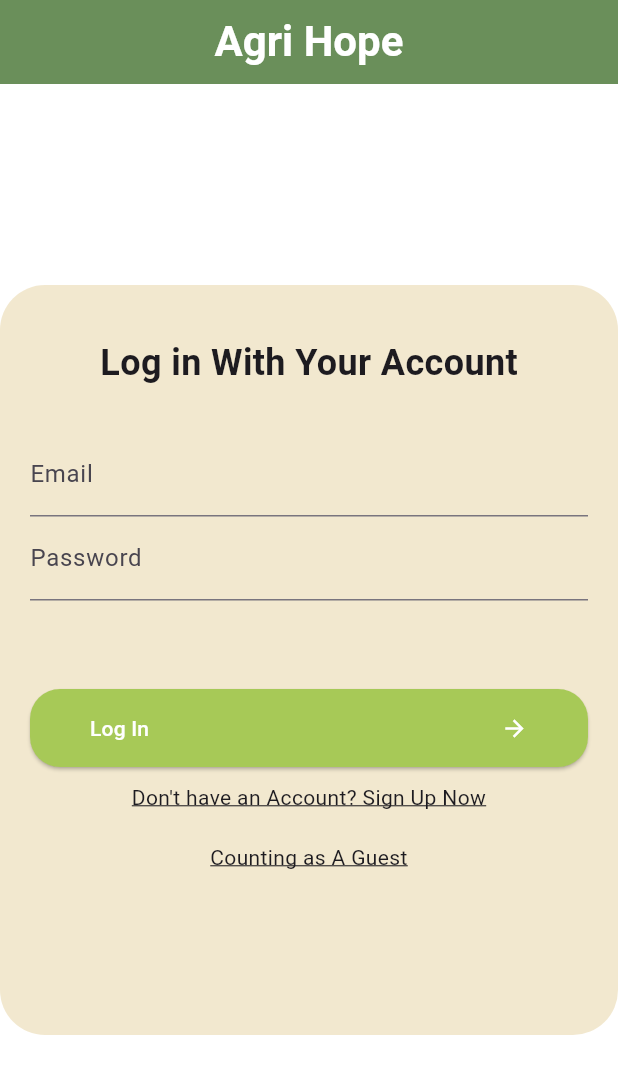
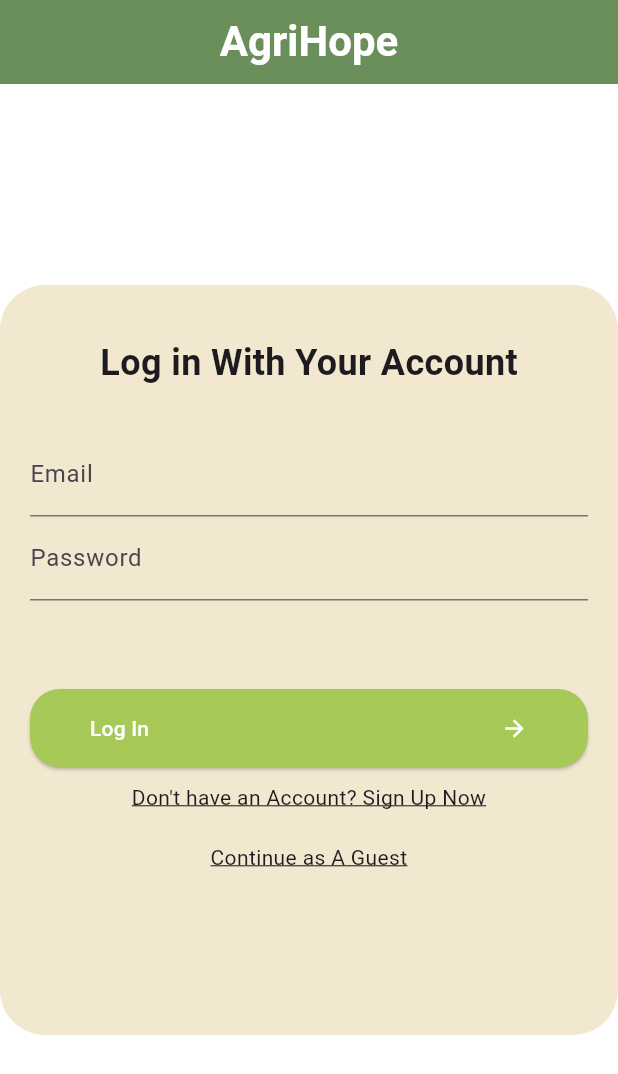
Before and after one commit to tanany1/agri_hope, a Flutter app: the screen it shows after launch, on a phone screen of 412 x 824 dp. Shown: the top 1074 px of the screen. Run offline on Flutter 3.47's test engine with Material 3 defaults, Android fonts, the phone set to English and light mode, and no system bars; our stand-ins replace firebase_auth, firebase_core, image_picker, shared_preferences, weather; missing offline and left inert: mailer; accounts and stored records are empty.

Commit message:
Update Text.

```diff
--- a/lib/ui/screens/ai_models/crop_recommendation_model_screen.dart
+++ b/lib/ui/screens/ai_models/crop_recommendation_model_screen.dart
@@ -23,7 +23,7 @@ class _CropRecommendationModelScreenState
   final TextEditingController phController = TextEditingController();
   final TextEditingController rainfallController = TextEditingController();
 
-  final List<double> predefinedData = [50, 40, 30, 25.5, 65.3, 6.5 , 200];
+  final List<double> predefinedData = [48.73, 38.42, 27.81, 23.57, 62.00121, 6.504 , 200.117];
 
   @override
   void initState() {
@@ -162,7 +162,7 @@ class _CropRecommendationModelScreenState
           color: Colors.white,
         ),
         title: const Text(
-          "Agri Hope",
+          "AgriHope",
           style: TextStyle(
               fontWeight: FontWeight.bold, fontSize: 28, color: AppColors.white),
         ),
--- a/lib/ui/screens/ai_models/soil_type_model.dart
+++ b/lib/ui/screens/ai_models/soil_type_model.dart
@@ -1,7 +1,6 @@
 import 'dart:io';
 import 'package:agri_hope/ui/utils/app_color.dart';
 import 'package:flutter/material.dart';
-import 'package:flutter/services.dart';
 import 'package:image_picker/image_picker.dart';
 import 'package:http/http.dart' as http;
 import 'dart:convert';
--- a/lib/ui/screens/all_models.dart
+++ b/lib/ui/screens/all_models.dart
@@ -42,7 +42,7 @@ class AllModels extends StatelessWidget {
           color: Colors.white,
         ),
         title: const Text(
-          "Agri Hope",
+          "AgriHope",
           style: TextStyle(
             fontWeight: FontWeight.bold,
             fontSize: 24,
--- a/lib/ui/screens/auth/login/login_screen.dart
+++ b/lib/ui/screens/auth/login/login_screen.dart
@@ -45,7 +45,7 @@ class _LoginScreenState extends State<LoginScreen> {
           color: Colors.white,
         ),
         title: const Text(
-          "Agri Hope",
+          "AgriHope",
           style: TextStyle(
               fontWeight: FontWeight.bold, fontSize: 28, color: Colors.white),
         ),
@@ -144,7 +144,7 @@ class _LoginScreenState extends State<LoginScreen> {
                       Navigator.pushNamed(context, HomeScreen.routeName);
                     },
                     child: const Text(
-                      "Counting as A Guest",
+                      "Continue as A Guest",
                       textAlign: TextAlign.center,
                       style: TextStyle(decoration: TextDecoration.underline),
                     ),
--- a/lib/ui/screens/auth/register/register_screen.dart
+++ b/lib/ui/screens/auth/register/register_screen.dart
@@ -38,7 +38,7 @@ class _RegisterScreenState extends State<RegisterScreen> {
           color: Colors.white,
         ),
         title: const Text(
-          "Agri Hope",
+          "AgriHope",
           style: TextStyle(
               fontWeight: FontWeight.bold, fontSize: 28, color: Colors.white),
         ),
--- a/lib/ui/screens/home_screen.dart
+++ b/lib/ui/screens/home_screen.dart
@@ -24,7 +24,7 @@ class HomeScreen extends StatelessWidget {
           color: Colors.white,
         ),
         title: const Text(
-          "Agri Hope",
+          "AgriHope",
           style: TextStyle(
               fontWeight: FontWeight.bold, fontSize: 28, color: AppColors.white),
         ),
```
Also changed, not shown: pubspec.lock.
